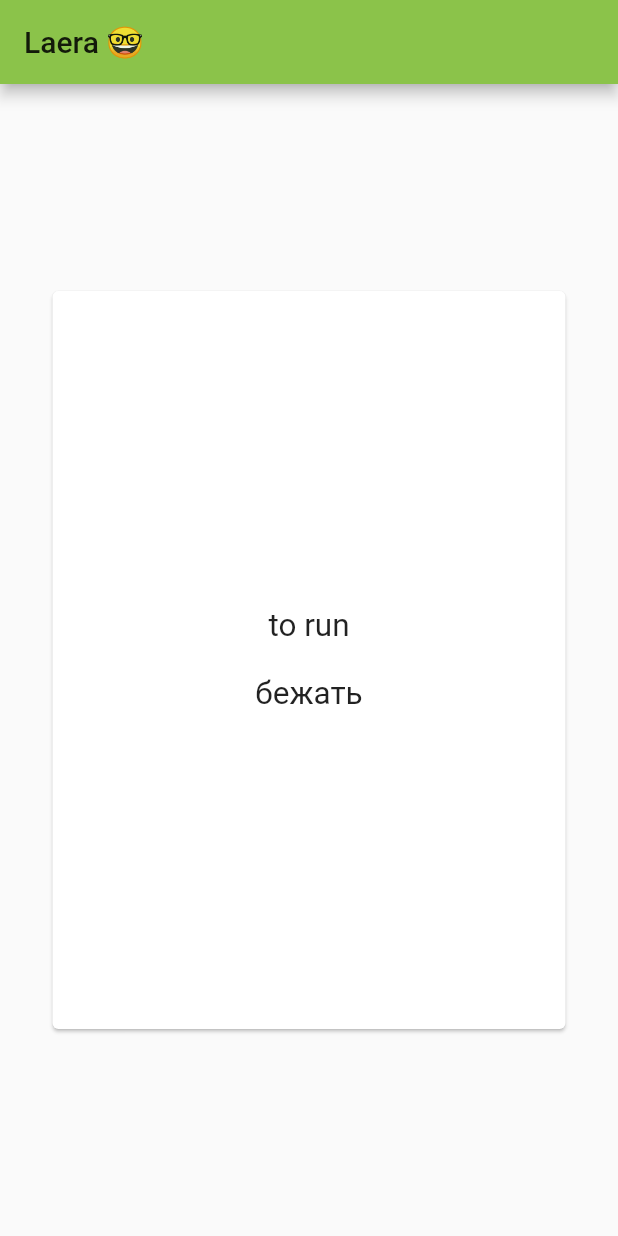
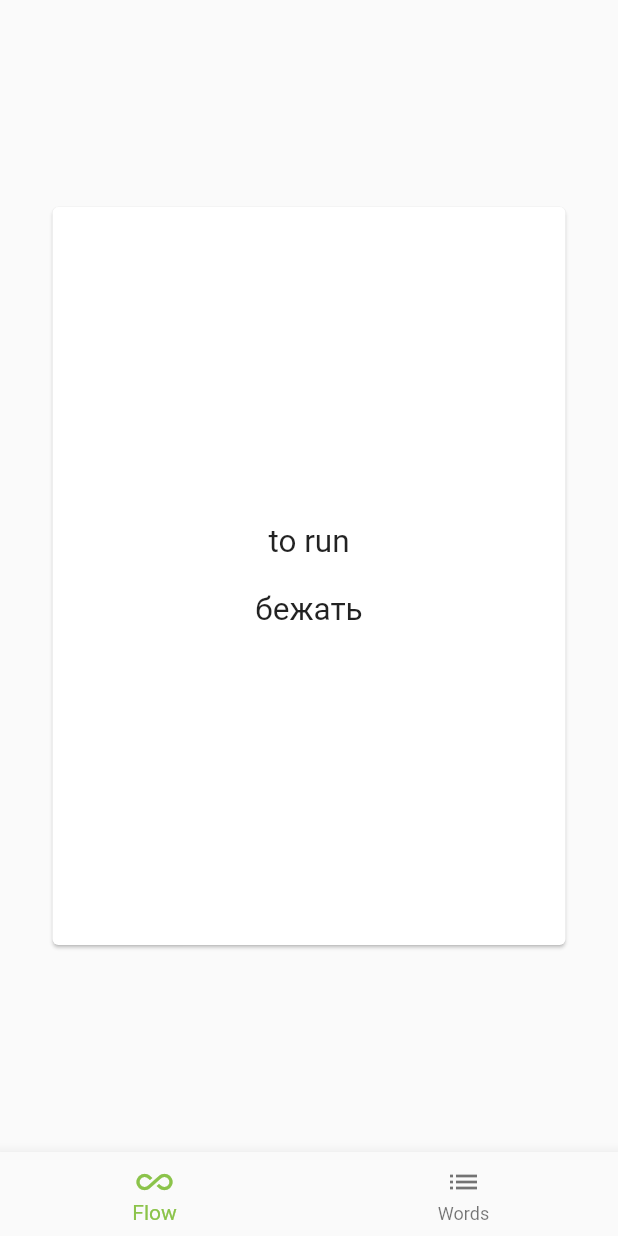
Before and after one commit to laera-io/laera, a Flutter app: the screen it shows after launch, on a phone screen of 412 x 824 dp. Run offline on Flutter 3.47's test engine with Material 2 defaults, Android fonts, the phone set to English and light mode, and no system bars.

```diff
--- a/lib/app.dart
+++ /dev/null
@@ -1,27 +0,0 @@
-// Copyright 2020 The Laera Authors. All rights reserved.
-// Use of this source code is governed by a MIT license that can be
-// found in the LICENSE file.
-
-import 'package:flutter/material.dart';
-import 'package:laera/pages/home.dart';
-
-class AppWidget extends StatelessWidget {
-  static const _title = 'Laera 🤓';
-  static const _color = Colors.lightGreen;
-
-  @override
-  Widget build(BuildContext context) {
-    return MaterialApp(
-      title: _title,
-      theme: ThemeData(
-        primarySwatch: _color,
-      ),
-      home: Scaffold(
-        appBar: AppBar(
-          title: const Text(_title),
-        ),
-        body: HomePage(),
-      ),
-    );
-  }
-}
--- a/lib/main.dart
+++ b/lib/main.dart
@@ -3,6 +3,13 @@
 // found in the LICENSE file.
 
 import 'package:flutter/material.dart';
-import 'package:laera/app.dart';
+import 'package:laera/widgets/app.dart';
 
-void main() => runApp(AppWidget());
+void main() => runApp(
+      MaterialApp(
+        theme: ThemeData(
+          primarySwatch: Colors.lightGreen,
+        ),
+        home: AppWidget(),
+      ),
+    );
--- a/lib/pages/home.dart
+++ b/lib/pages/flow.dart
@@ -6,7 +6,7 @@ import 'package:flutter/material.dart';
 import 'package:laera/widgets/word_card.dart';
 import 'package:laera/widgets/swipable_card_stack.dart';
 
-class HomePage extends StatelessWidget {
+class FlowPage extends StatelessWidget {
   static const cardsData = [
     const WordCardData("to run", "бежать"),
     const WordCardData("to swipe", "провести"),
--- /dev/null
+++ b/lib/pages/words.dart
@@ -0,0 +1,11 @@
+// Copyright 2020 The Laera Authors. All rights reserved.
+// Use of this source code is governed by a MIT license that can be
+// found in the LICENSE file.
+
+import 'package:flutter/material.dart';
+
+class WordsPage extends StatelessWidget {
+  @override
+  Widget build(BuildContext context) =>
+      Center(child: Text("Coming soon", textScaleFactor: 1.5));
+}
--- /dev/null
+++ b/lib/widgets/app.dart
@@ -0,0 +1,44 @@
+// Copyright 2020 The Laera Authors. All rights reserved.
+// Use of this source code is governed by a MIT license that can be
+// found in the LICENSE file.
+
+import 'package:flutter/material.dart';
+import 'package:laera/pages/flow.dart';
+import 'package:laera/pages/words.dart';
+
+class AppWidget extends StatefulWidget {
+  @override
+  _AppWidgetState createState() => _AppWidgetState();
+}
+
+class _AppWidgetState extends State<AppWidget> {
+  var _selectedIndex = 0;
+
+  Widget _getSelectedWidget() {
+    if (_selectedIndex == 1) {
+      return WordsPage();
+    }
+    return FlowPage();
+  }
+
+  @override
+  Widget build(BuildContext context) {
+    return Scaffold(
+      body: _getSelectedWidget(),
+      bottomNavigationBar: BottomNavigationBar(
+        onTap: (index) => setState(() => _selectedIndex = index),
+        currentIndex: _selectedIndex,
+        items: [
+          BottomNavigationBarItem(
+            icon: Icon(Icons.all_inclusive),
+            title: Text("Flow"),
+          ),
+          BottomNavigationBarItem(
+            icon: Icon(Icons.list),
+            title: Text("Words"),
+          ),
+        ],
+      ),
+    );
+  }
+}
```
Also changed, not shown: pubspec.lock, 1 other file.
